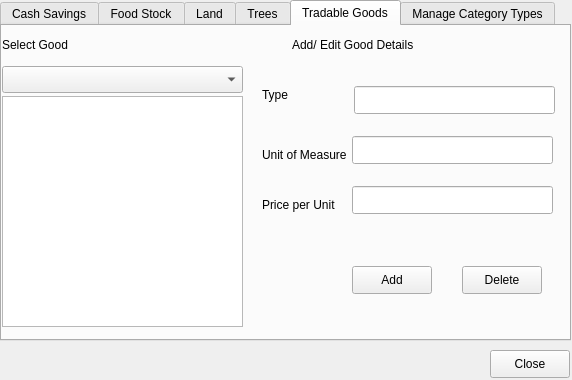
This is open-ihm/gui/designs/ui_manageassets.ui in snim2mirror/openihm as Qt 5 draws it before an edit. The edited form follows.
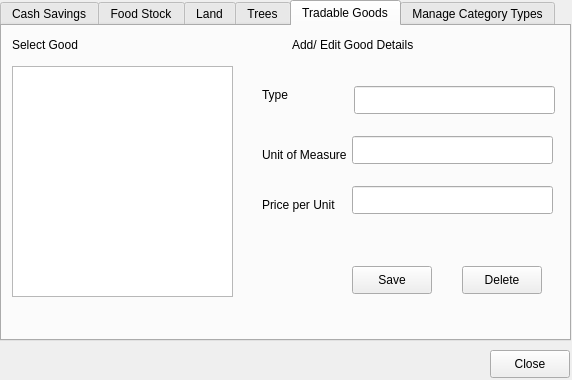
This is the edited form. The open tabs and pages were chosen to show the change.

Commit message: adding persistence layer code for manage food types and generic class for database functions

Diff of the .ui file:
```diff
--- a/open-ihm/gui/designs/ui_manageassets.ui
+++ b/open-ihm/gui/designs/ui_manageassets.ui
@@ -606,16 +606,8 @@
      </property>
     </widget>
    </widget>
-   <widget class="QWidget" name="tabOtherTradableGoods" >
-    <property name="geometry" >
-     <rect>
-      <x>0</x>
-      <y>0</y>
-      <width>567</width>
-      <height>313</height>
-     </rect>
-    </property>
-    <attribute name="title" >
+   <widget class="QWidget" name="tabOtherTradableGoods">
+    <attribute name="title">
      <string>Tradable Goods</string>
     </attribute>
     <widget class="QLabel" name="label_13" >
@@ -690,18 +682,8 @@
       <string>Add/ Edit Good Details</string>
      </property>
     </widget>
-    <widget class="QListWidget" name="listWidget_5" >
-     <property name="geometry" >
-      <rect>
-       <x>0</x>
-       <y>70</y>
-       <width>241</width>
-       <height>231</height>
-      </rect>
-     </property>
-    </widget>
-    <widget class="QLineEdit" name="lineEdit_13" >
-     <property name="geometry" >
+    <widget class="QLineEdit" name="txtTGoodMUnit">
+     <property name="geometry">
       <rect>
        <x>350</x>
        <y>110</y>
@@ -710,10 +692,10 @@
       </rect>
      </property>
     </widget>
-    <widget class="QLabel" name="label_22" >
-     <property name="geometry" >
+    <widget class="QLabel" name="label_22">
+     <property name="geometry">
       <rect>
-       <x>0</x>
+       <x>10</x>
        <y>10</y>
        <width>221</width>
        <height>18</height>
@@ -745,17 +727,17 @@
        <height>28</height>
       </rect>
      </property>
-     <property name="text" >
-      <string>Add</string>
+     <property name="text">
+      <string>Save</string>
      </property>
     </widget>
-    <widget class="QComboBox" name="comboBox_4" >
-     <property name="geometry" >
+    <widget class="QListView" name="listView_2">
+     <property name="geometry">
       <rect>
-       <x>0</x>
+       <x>10</x>
        <y>40</y>
-       <width>241</width>
-       <height>27</height>
+       <width>221</width>
+       <height>231</height>
       </rect>
      </property>
     </widget>
```
Left out of the diff: 417 changed lines with no effect on the pictures. The commit also changes 14 other files.
